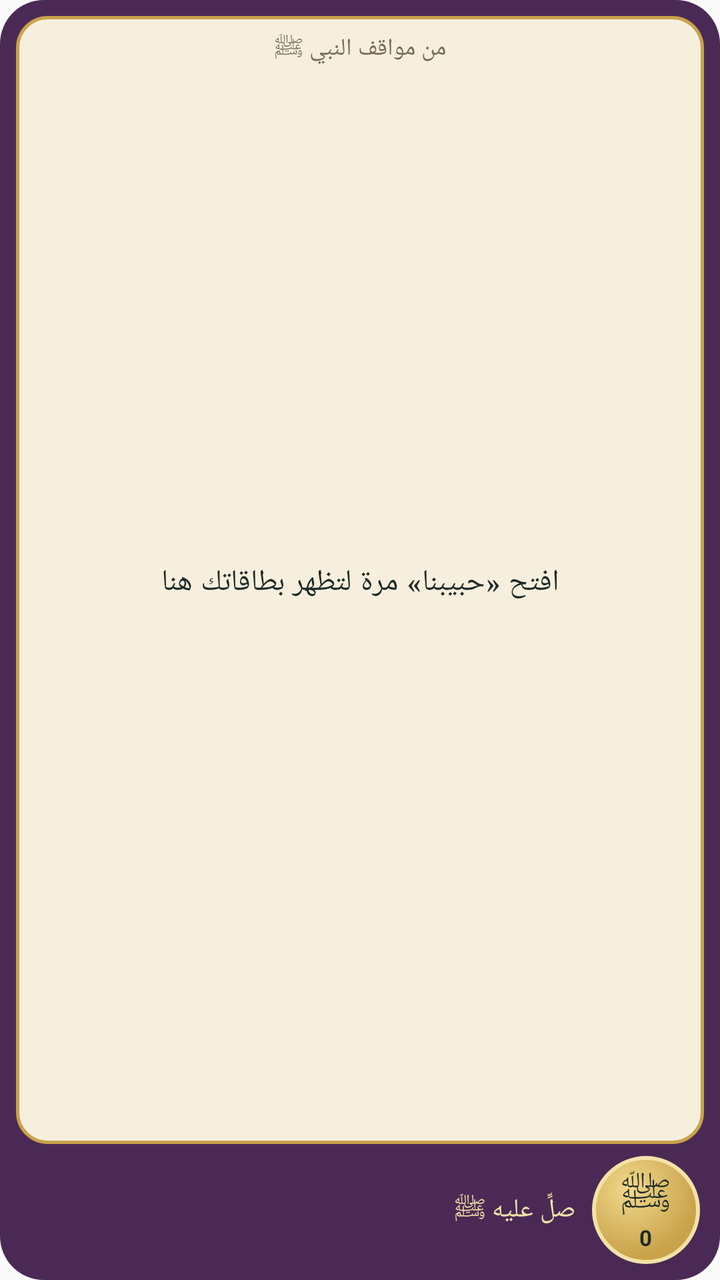
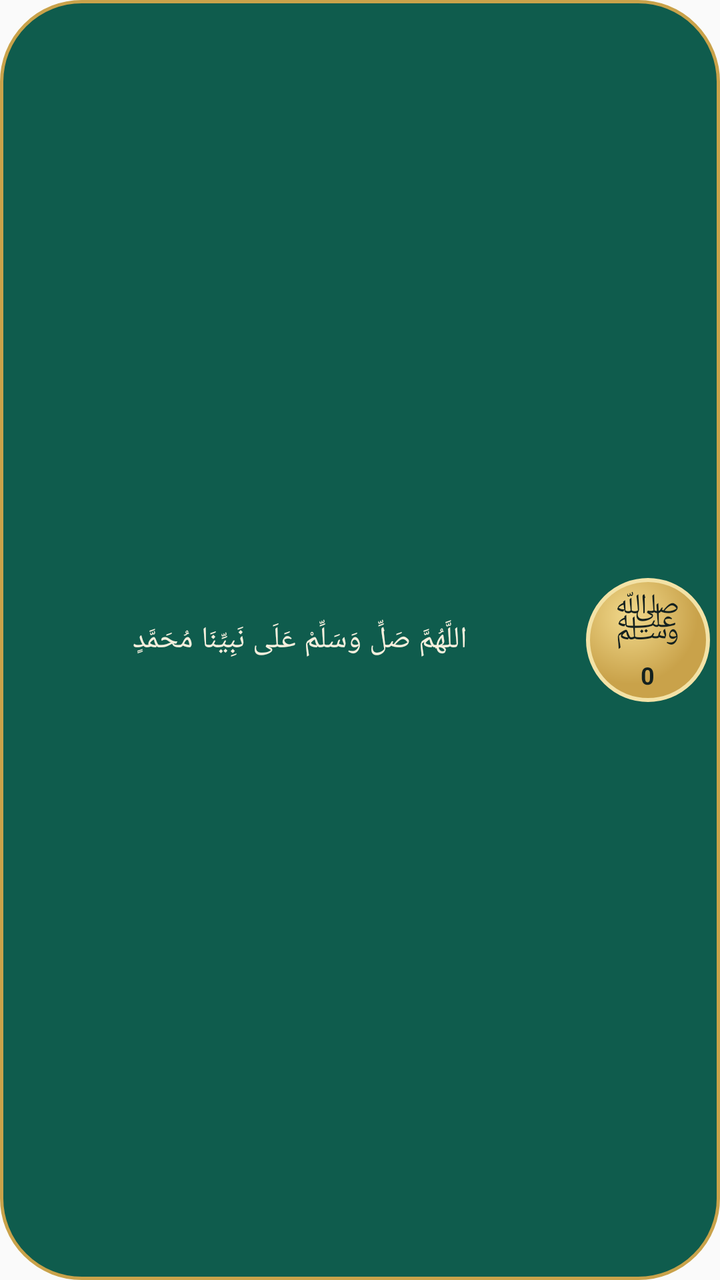

An Android layout rendered at two revisions. The XML below is the earlier revision; the diff shows what the commit changed to produce the second picture.
<!-- AndroidManifest.xml: application theme AppTheme -->
<!-- res/layout/widget_card.xml -->
<?xml version="1.0" encoding="utf-8"?>
<FrameLayout xmlns:android="http://schemas.android.com/apk/res/android"
    android:id="@+id/wroot"
    android:layout_width="match_parent"
    android:layout_height="match_parent"
    android:layoutDirection="rtl">

    <ImageView
        android:id="@+id/wframe"
        android:layout_width="match_parent"
        android:layout_height="match_parent"
        android:scaleType="fitXY"
        android:src="@drawable/widget_frame"
        android:tint="#4A2A55" />

    <LinearLayout
        android:layout_width="match_parent"
        android:layout_height="match_parent"
        android:orientation="vertical"
        android:padding="8dp">

        <LinearLayout
            android:id="@+id/wpaper"
            android:layout_width="match_parent"
            android:layout_height="0dp"
            android:layout_weight="1"
            android:background="@drawable/widget_paper"
            android:gravity="center"
            android:orientation="vertical"
            android:paddingLeft="12dp"
            android:paddingRight="12dp"
            android:paddingTop="8dp"
            android:paddingBottom="8dp">

            <TextView
                android:id="@+id/wkicker"
                android:layout_width="match_parent"
                android:layout_height="wrap_content"
                android:gravity="center"
                android:maxLines="1"
                android:text="من مواقف النبي ﷺ"
                android:textColor="#7A6A55"
                android:textSize="12sp" />

            <TextView
                android:id="@+id/wtext"
                android:layout_width="match_parent"
                android:layout_height="0dp"
                android:layout_weight="1"
                android:ellipsize="end"
                android:fontFamily="serif"
                android:gravity="center"
                android:lineSpacingMultiplier="1.2"
                android:text="افتح «حبيبنا» مرة لتظهر بطاقاتك هنا"
                android:textColor="#1D2A28"
                android:textDirection="rtl"
                android:textSize="15sp" />

            <TextView
                android:id="@+id/wsrc"
                android:layout_width="match_parent"
                android:layout_height="wrap_content"
                android:gravity="center"
                android:maxLines="1"
                android:ellipsize="end"
                android:textColor="#7A6A55"
                android:textSize="10.5sp" />
        </LinearLayout>

        <LinearLayout
            android:layout_width="match_parent"
            android:layout_height="wrap_content"
            android:gravity="center_vertical"
            android:orientation="horizontal"
            android:paddingTop="6dp"
            android:paddingLeft="4dp"
            android:paddingRight="2dp">

            <FrameLayout
                android:id="@+id/wpray"
                android:layout_width="54dp"
                android:layout_height="54dp">

                <ImageView
                    android:layout_width="match_parent"
                    android:layout_height="match_parent"
                    android:src="@drawable/widget_pray" />

                <LinearLayout
                    android:layout_width="match_parent"
                    android:layout_height="match_parent"
                    android:gravity="center"
                    android:orientation="vertical">

                    <TextView
                        android:layout_width="wrap_content"
                        android:layout_height="wrap_content"
                        android:includeFontPadding="false"
                        android:text="ﷺ"
                        android:textColor="#1D2A28"
                        android:textSize="21sp" />

                    <TextView
                        android:id="@+id/wcount"
                        android:layout_width="wrap_content"
                        android:layout_height="wrap_content"
                        android:includeFontPadding="false"
                        android:text="0"
                        android:textColor="#1D2A28"
                        android:textSize="11sp"
                        android:textStyle="bold" />
                </LinearLayout>
            </FrameLayout>

            <TextView
                android:id="@+id/wpraylab"
                android:layout_width="wrap_content"
                android:layout_height="wrap_content"
                android:layout_marginStart="8dp"
                android:text="صلِّ عليه ﷺ"
                android:textColor="#F3E2A6"
                android:textSize="13sp" />

            <TextView
                android:layout_width="0dp"
                android:layout_height="wrap_content"
                android:layout_weight="1" />

            <TextView
                android:id="@+id/wnext"
                android:layout_width="wrap_content"
                android:layout_height="wrap_content"
                android:textColor="#F3E2A6"
                android:textSize="12sp" />
        </LinearLayout>
    </LinearLayout>
</FrameLayout>
<!-- resources referenced by this layout -->
<resources>
  <!-- drawable widget_frame (drawable) -->
  <?xml version="1.0" encoding="utf-8"?>
  <shape xmlns:android="http://schemas.android.com/apk/res/android" android:shape="rectangle">
      <solid android:color="#FFFFFFFF" />
      <corners android:radius="22dp" />
  </shape>
  <!-- drawable widget_paper (drawable) -->
  <?xml version="1.0" encoding="utf-8"?>
  <shape xmlns:android="http://schemas.android.com/apk/res/android" android:shape="rectangle">
      <solid android:color="#F6EFDD" />
      <stroke android:width="1.5dp" android:color="#C9A24A" />
      <corners android:radius="15dp" />
  </shape>
  <!-- drawable widget_pray (drawable) -->
  <?xml version="1.0" encoding="utf-8"?>
  <shape xmlns:android="http://schemas.android.com/apk/res/android" android:shape="oval">
      <gradient android:type="radial" android:gradientRadius="34dp" android:centerX="0.35" android:centerY="0.3"
          android:startColor="#F1D98C" android:endColor="#C9A24A" />
      <stroke android:width="2dp" android:color="#F3E2A6" />
  </shape>
  <style name="AppTheme" parent="Theme.AppCompat.Light.DarkActionBar">
          
          <item name="colorPrimary">@color/colorPrimary</item>
          <item name="colorPrimaryDark">@color/colorPrimaryDark</item>
          <item name="colorAccent">@color/colorAccent</item>
      </style>
</resources>

<!-- the commit's change to res/layout/widget_card.xml (unified diff, before → after) -->
@@ -1,137 +1,63 @@
 <?xml version="1.0" encoding="utf-8"?>
-<FrameLayout xmlns:android="http://schemas.android.com/apk/res/android"
+<LinearLayout xmlns:android="http://schemas.android.com/apk/res/android"
     android:id="@+id/wroot"
     android:layout_width="match_parent"
     android:layout_height="match_parent"
-    android:layoutDirection="rtl">
+    android:layoutDirection="rtl"
+    android:background="@drawable/widget_frame"
+    android:gravity="center_vertical"
+    android:orientation="horizontal"
+    android:padding="5dp">
 
-    <ImageView
-        android:id="@+id/wframe"
-        android:layout_width="match_parent"
-        android:layout_height="match_parent"
-        android:scaleType="fitXY"
-        android:src="@drawable/widget_frame"
-        android:tint="#4A2A55" />
+    <FrameLayout
+        android:id="@+id/wpray"
+        android:layout_width="62dp"
+        android:layout_height="62dp">
 
-    <LinearLayout
-        android:layout_width="match_parent"
-        android:layout_height="match_parent"
-        android:orientation="vertical"
-        android:padding="8dp">
-
-        <LinearLayout
-            android:id="@+id/wpaper"
+        <ImageView
             android:layout_width="match_parent"
-            android:layout_height="0dp"
-            android:layout_weight="1"
-            android:background="@drawable/widget_paper"
-            android:gravity="center"
-            android:orientation="vertical"
-            android:paddingLeft="12dp"
-            android:paddingRight="12dp"
-            android:paddingTop="8dp"
-            android:paddingBottom="8dp">
-
-            <TextView
-                android:id="@+id/wkicker"
-                android:layout_width="match_parent"
-                android:layout_height="wrap_content"
-                android:gravity="center"
-                android:maxLines="1"
-                android:text="من مواقف النبي ﷺ"
-                android:textColor="#7A6A55"
-                android:textSize="12sp" />
-
-            <TextView
-                android:id="@+id/wtext"
-                android:layout_width="match_parent"
-                android:layout_height="0dp"
-                android:layout_weight="1"
-                android:ellipsize="end"
-                android:fontFamily="serif"
-                android:gravity="center"
-                android:lineSpacingMultiplier="1.2"
-                android:text="افتح «حبيبنا» مرة لتظهر بطاقاتك هنا"
-                android:textColor="#1D2A28"
-                android:textDirection="rtl"
-                android:textSize="15sp" />
-
-            <TextView
-                android:id="@+id/wsrc"
-                android:layout_width="match_parent"
-                android:layout_height="wrap_content"
-                android:gravity="center"
-                android:maxLines="1"
-                android:ellipsize="end"
-                android:textColor="#7A6A55"
-                android:textSize="10.5sp" />
-        </LinearLayout>
+            android:layout_height="match_parent"
+            android:src="@drawable/widget_pray" />
 
         <LinearLayout
             android:layout_width="match_parent"
-            android:layout_height="wrap_content"
-            android:gravity="center_vertical"
-            android:orientation="horizontal"
-            android:paddingTop="6dp"
-            android:paddingLeft="4dp"
-            android:paddingRight="2dp">
-
-            <FrameLayout
-                android:id="@+id/wpray"
-                android:layout_width="54dp"
-                android:layout_height="54dp">
-
-                <ImageView
-                    android:layout_width="match_parent"
-                    android:layout_height="match_parent"
-                    android:src="@drawable/widget_pray" />
-
-                <LinearLayout
-                    android:layout_width="match_parent"
-                    android:layout_height="match_parent"
-                    android:gravity="center"
-                    android:orientation="vertical">
-
-                    <TextView
-                        android:layout_width="wrap_content"
-                        android:layout_height="wrap_content"
-                        android:includeFontPadding="false"
-                        android:text="ﷺ"
-                        android:textColor="#1D2A28"
-                        android:textSize="21sp" />
-
-                    <TextView
-                        android:id="@+id/wcount"
-                        android:layout_width="wrap_content"
-                        android:layout_height="wrap_content"
-                        android:includeFontPadding="false"
-                        android:text="0"
-                        android:textColor="#1D2A28"
-                        android:textSize="11sp"
-                        android:textStyle="bold" />
-                </LinearLayout>
-            </FrameLayout>
+            android:layout_height="match_parent"
+            android:gravity="center"
+            android:orientation="vertical">
 
             <TextView
-                android:id="@+id/wpraylab"
                 android:layout_width="wrap_content"
                 android:layout_height="wrap_content"
-                android:layout_marginStart="8dp"
-                android:text="صلِّ عليه ﷺ"
-                android:textColor="#F3E2A6"
-                android:textSize="13sp" />
+                android:includeFontPadding="false"
+                android:text="ﷺ"
+                android:textColor="#14211F"
+                android:textSize="27sp" />
 
             <TextView
-                android:layout_width="0dp"
-                android:layout_height="wrap_content"
-                android:layout_weight="1" />
-
-            <TextView
-                android:id="@+id/wnext"
+                android:id="@+id/wcount"
                 android:layout_width="wrap_content"
                 android:layout_height="wrap_content"
-                android:textColor="#F3E2A6"
-                android:textSize="12sp" />
+                android:includeFontPadding="false"
+                android:text="0"
+                android:textColor="#14211F"
+                android:textSize="12sp"
+                android:textStyle="bold" />
         </LinearLayout>
-    </LinearLayout>
-</FrameLayout>
+    </FrameLayout>
+
+    <TextView
+        android:id="@+id/wtext"
+        android:layout_width="0dp"
+        android:layout_height="match_parent"
+        android:layout_weight="1"
+        android:ellipsize="end"
+        android:fontFamily="serif"
+        android:gravity="center"
+        android:maxLines="2"
+        android:paddingLeft="10dp"
+        android:paddingRight="8dp"
+        android:text="اللَّهُمَّ صَلِّ وَسَلِّمْ عَلَى نَبِيِّنَا مُحَمَّدٍ"
+        android:textColor="#F6EFDD"
+        android:textDirection="rtl"
+        android:textSize="15sp" />
+</LinearLayout>
<!-- resource entries referenced after the edit -->
@@ -3,15 +3,9 @@
   <!-- drawable widget_frame (drawable) -->
   <?xml version="1.0" encoding="utf-8"?>
   <shape xmlns:android="http://schemas.android.com/apk/res/android" android:shape="rectangle">
-      <solid android:color="#FFFFFFFF" />
-      <corners android:radius="22dp" />
-  </shape>
-  <!-- drawable widget_paper (drawable) -->
-  <?xml version="1.0" encoding="utf-8"?>
-  <shape xmlns:android="http://schemas.android.com/apk/res/android" android:shape="rectangle">
-      <solid android:color="#F6EFDD" />
+      <solid android:color="#0F5C4D" />
       <stroke android:width="1.5dp" android:color="#C9A24A" />
-      <corners android:radius="15dp" />
+      <corners android:radius="40dp" />
   </shape>
   <!-- drawable widget_pray (drawable) -->
   <?xml version="1.0" encoding="utf-8"?>
